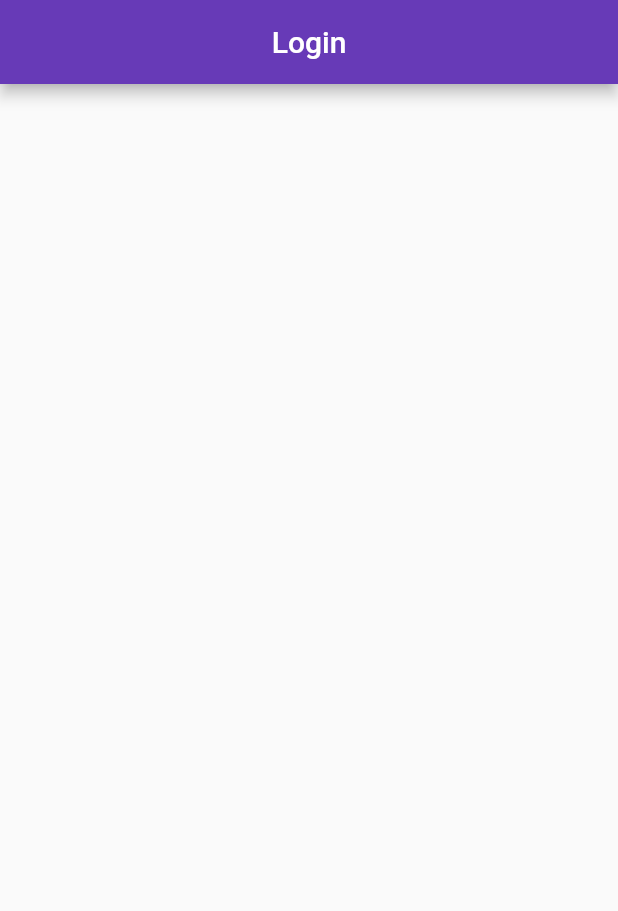
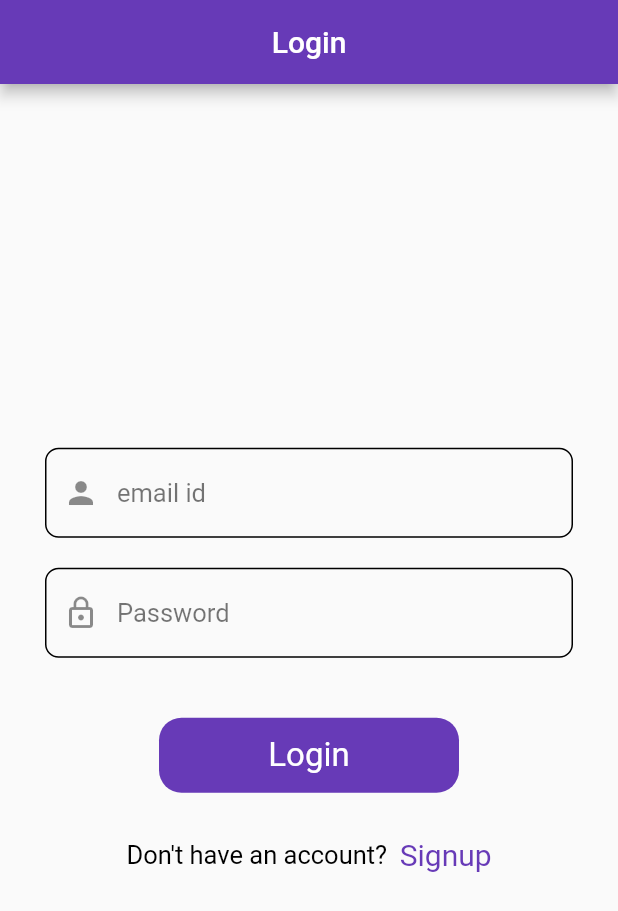
Before and after one commit to keyursavani/firebase-tutorial, a Flutter app: the screen it shows after launch, on a phone screen of 412 x 824 dp. Shown: the top 911 px of the screen. Run offline on Flutter 3.47's test engine with Material 2 defaults, Android fonts, the phone set to English and light mode, and no system bars; our stand-ins replace firebase_auth, firebase_core, fluttertoast; accounts and stored records are empty.

Commit message:
final commite

```diff
--- a/lib/ui/auth/login_screen.dart
+++ b/lib/ui/auth/login_screen.dart
@@ -1,4 +1,6 @@
+import 'package:firebase_tutorial/ui/auth/signup_screen.dart';
 import 'package:flutter/material.dart';
+import 'package:flutter/services.dart';
 
 class LoginScreen extends StatefulWidget{
   const LoginScreen({super.key});
@@ -10,19 +12,148 @@ class LoginScreen extends StatefulWidget{
   }
 }
 class LoginScreenState extends State<LoginScreen>{
+  final emailController  = TextEditingController();
+  final passwordController  = TextEditingController();
+  final _formKey = GlobalKey<FormState>();
+  final enabledBorder = const OutlineInputBorder(
+    borderRadius: BorderRadius.all(
+      Radius.circular(9),
+    ),
+    borderSide: BorderSide(color: Colors.black),
+  );
+
+  @override
+  void dispose(){
+    super.dispose();
+    emailController.dispose();
+    passwordController.dispose();
+  }
   @override
   Widget build(BuildContext context) {
     // TODO: implement build
-    return Scaffold(
+    return WillPopScope(
+      onWillPop: ()async{
+        SystemNavigator.pop();
+        return true;
+      },
+      child: Scaffold(
         appBar: AppBar(
           automaticallyImplyLeading: false,
           centerTitle: true,
           title: const Text("Login"),
         ),
         body: Column(
+          mainAxisAlignment: MainAxisAlignment.center,
+          crossAxisAlignment: CrossAxisAlignment.center,
           children: [
+            Form(
+              key: _formKey,
+                child: Column(
+                  children: [
+                    Container(
+                      padding: const EdgeInsets.only(left: 30,right: 30) ,
+                      child: TextFormField(
+                        controller: emailController,
+                        cursorColor: Colors.black12,
+                        style: const TextStyle(fontSize: 16, color: Color(0xFF19232d)),
+                        keyboardType: TextInputType.emailAddress,
+                        validator: (value){
+                          if(value!.isEmpty){
+                            return "Enter email";
+                          }
+                          return null;
+                        },
+                        decoration: InputDecoration(
+                          hintText: "email id",
+                          hintStyle: const TextStyle(fontSize:17, color: Colors.black54),
+                          prefixIcon:const Icon(Icons.person ,color: Colors.black45,),
+                          enabledBorder: enabledBorder,
+                          border: enabledBorder,
+                          focusedBorder: enabledBorder,
+                          floatingLabelBehavior: FloatingLabelBehavior.never,
+                        ),
+                      ),
+                    ),
+                    const SizedBox(height: 20,),
+                    Container(
+                      padding: const EdgeInsets.only(left: 30,right: 30) ,
+                      child: TextFormField(
+                        controller: passwordController,
+                        cursorColor: Colors.black12,
+                        keyboardType: TextInputType.number,
+                        style: const TextStyle(fontSize: 16, color: Color(0xFF19232d)),
+                        validator: (value){
+                          if(value!.isEmpty){
+                            return "Enter Password";
+                          }
+                          return null;
+                        },
+                        obscureText: true,
+                        decoration: InputDecoration(
+                          hintText: "Password",
+                          hintStyle: const TextStyle(fontSize:17, color: Colors.black54),
+                          prefixIcon:const Icon(Icons.lock_outline ,color: Colors.black45,),
+                          enabledBorder: enabledBorder,
+                          border: enabledBorder,
+                          focusedBorder: enabledBorder,
+                          floatingLabelBehavior: FloatingLabelBehavior.never,
+                        ),
+                      ),
+                    ),
+                    const SizedBox(height: 40,),
+                    InkWell(
+                      onTap: (){
+                        if(_formKey.currentState!.validate()){
+
+                        }
+                      },
+                      child: Container(
+                        height: 50,
+                        width: 200,
+                        decoration: const BoxDecoration(
+                          borderRadius: BorderRadius.all(Radius.circular(15)),
+                          color: Colors.deepPurple,
+                        ),
+                        child: const Align(
+                          alignment: Alignment.center,
+                          child: Text("Login",style: TextStyle(
+                            color: Colors.white,
+                            fontSize: 22
+                          ),),
+                        ),
+                      ),
+                    )
+                  ],
+                )
+            ),
+            const SizedBox(height: 30,),
+            Row(
+              mainAxisAlignment: MainAxisAlignment.center,
+              children:  [
+                const Text("Don't have an account?  " ,style: TextStyle(
+                  color: Colors.black,
+                  fontSize:17,
+                ),),
+                InkWell(
+                  onTap: (){
+                    Navigator.push(
+                      context,
+                      MaterialPageRoute(builder: (context){
+                        return SignUpScreen();
+                      })
+                    );
+                  },
+                  child: const Text("Signup",style: TextStyle(
+                      color:Colors.deepPurple,
+                    fontSize: 20,
+                  ),
+                  ),
+                ),
+              ],
+            )
 
           ],
+        ),
       ),
     );
   }
--- a/pubspec.yaml
+++ b/pubspec.yaml
@@ -40,6 +40,7 @@ dependencies:
   firebase_storage: ^11.0.15
   firebase_auth: ^4.2.10
   cloud_firestore: ^4.4.4
+  fluttertoast: ^8.2.1
 
 dev_dependencies:
   flutter_test:
```
Also changed, not shown: lib/Utils/utils.dart (added, +16 -0 lines), lib/ui/auth/signup_screen.dart (added, +183 -0 lines), pubspec.lock. Lines whose indentation alone changed are shown as unchanged.
